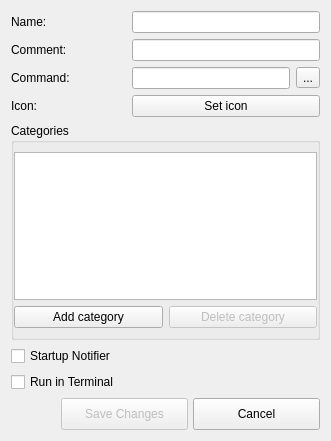
Above: addappdialog.ui from AdrianTM/mx-menu-editor before the change. Below: the same form after it.
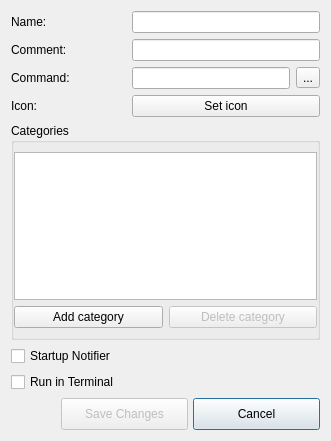
That is the form after the change. Icons and pictures are not drawn.

Patch:
```diff
--- a/addappdialog.ui
+++ b/addappdialog.ui
@@ -171,6 +171,9 @@
        <property name="autoDefault">
         <bool>true</bool>
        </property>
+       <property name="default">
+        <bool>true</bool>
+       </property>
       </widget>
      </item>
     </layout>
```
Left out of the diff: 10 changed lines with no effect on the pictures.
